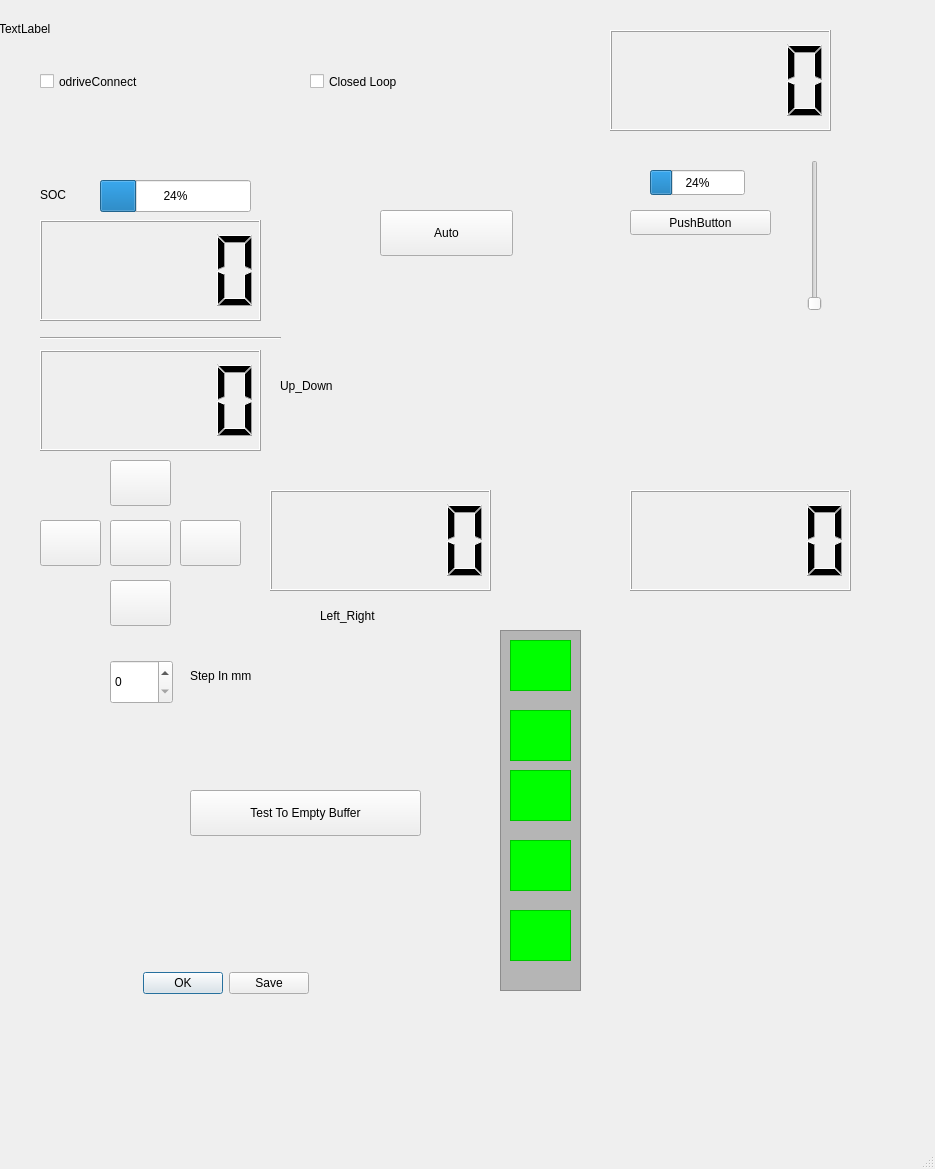
First picture: the form in gui/mainwindow.ui, repository HK-AutoPlant/Gantry, before the edit.
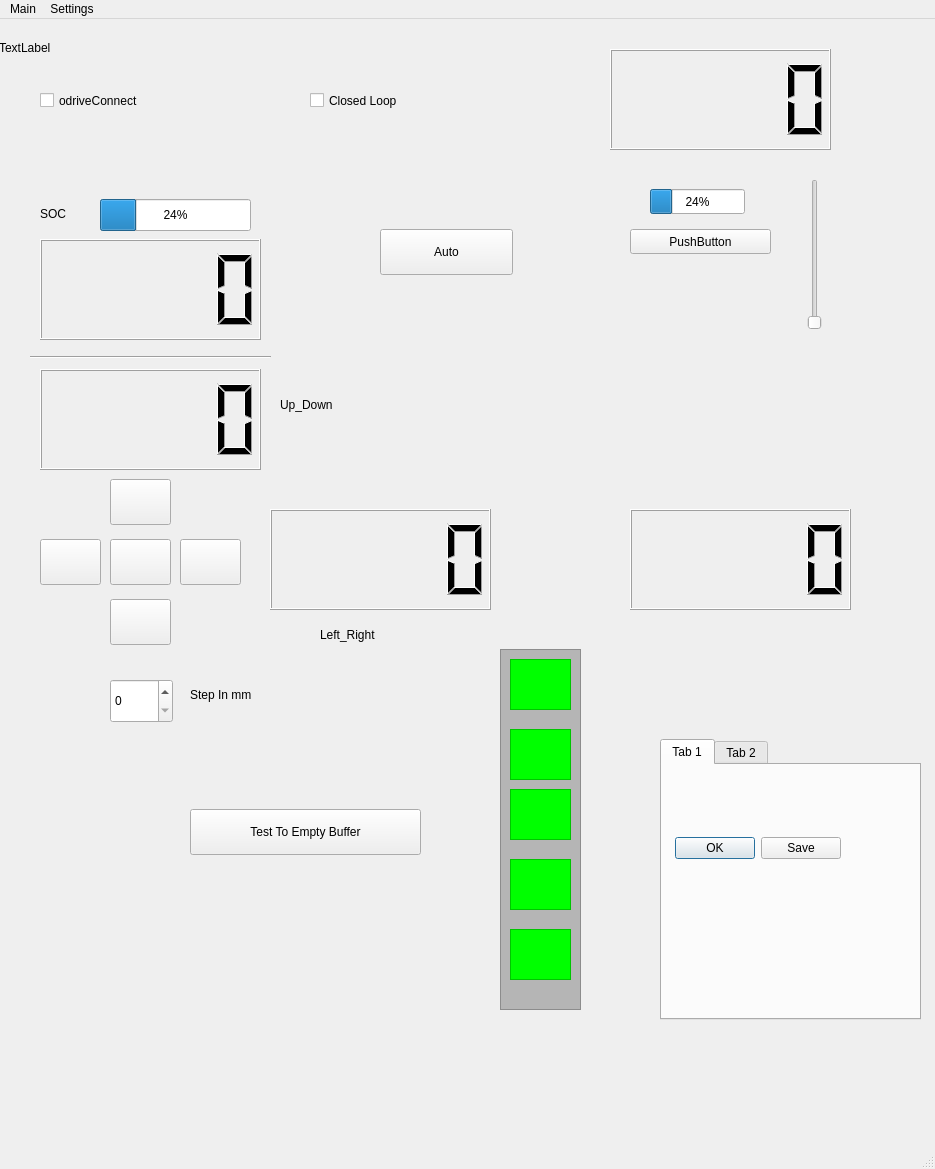
Second picture: the form after the edit. Icons and pictures are not drawn.

```diff
--- a/gui/mainwindow.ui
+++ b/gui/mainwindow.ui
@@ -288,7 +288,7 @@
    <widget class="Line" name="line">
     <property name="geometry">
      <rect>
-      <x>40</x>
+      <x>30</x>
       <y>330</y>
       <width>241</width>
       <height>16</height>
@@ -463,22 +463,6 @@
      <string>Test To Empty Buffer</string>
     </property>
    </widget>
-   <widget class="QDialogButtonBox" name="buttonBox">
-    <property name="geometry">
-     <rect>
-      <x>130</x>
-      <y>960</y>
-      <width>192</width>
-      <height>46</height>
-     </rect>
-    </property>
-    <property name="standardButtons">
-     <set>QDialogButtonBox::Ok|QDialogButtonBox::Save</set>
-    </property>
-    <property name="centerButtons">
-     <bool>true</bool>
-    </property>
-   </widget>
    <widget class="QPushButton" name="pushButton_Auto_Manual">
     <property name="geometry">
      <rect>
@@ -492,6 +476,42 @@
      <string>Auto</string>
     </property>
    </widget>
+   <widget class="QTabWidget" name="tabWidget">
+    <property name="geometry">
+     <rect>
+      <x>660</x>
+      <y>720</y>
+      <width>261</width>
+      <height>281</height>
+     </rect>
+    </property>
+    <widget class="QWidget" name="tab">
+     <attribute name="title">
+      <string>Tab 1</string>
+     </attribute>
+     <widget class="QDialogButtonBox" name="buttonBox">
+      <property name="geometry">
+       <rect>
+        <x>0</x>
+        <y>60</y>
+        <width>192</width>
+        <height>46</height>
+       </rect>
+      </property>
+      <property name="standardButtons">
+       <set>QDialogButtonBox::Ok|QDialogButtonBox::Save</set>
+      </property>
+      <property name="centerButtons">
+       <bool>true</bool>
+      </property>
+     </widget>
+    </widget>
+    <widget class="QWidget" name="tab_2">
+     <attribute name="title">
+      <string>Tab 2</string>
+     </attribute>
+    </widget>
+   </widget>
    <zorder>frame_big</zorder>
    <zorder>progressBar</zorder>
    <zorder>pushButton</zorder>
@@ -526,9 +546,21 @@
      <x>0</x>
      <y>0</y>
      <width>935</width>
-     <height>42</height>
+     <height>21</height>
     </rect>
    </property>
+   <widget class="QMenu" name="menuMain">
+    <property name="title">
+     <string>Main</string>
+    </property>
+   </widget>
+   <widget class="QMenu" name="menuSettings">
+    <property name="title">
+     <string>Settings</string>
+    </property>
+   </widget>
+   <addaction name="menuMain"/>
+   <addaction name="menuSettings"/>
   </widget>
   <widget class="QStatusBar" name="statusbar"/>
  </widget>
```
Left out of the diff: 2 changed lines with no effect on the pictures.
